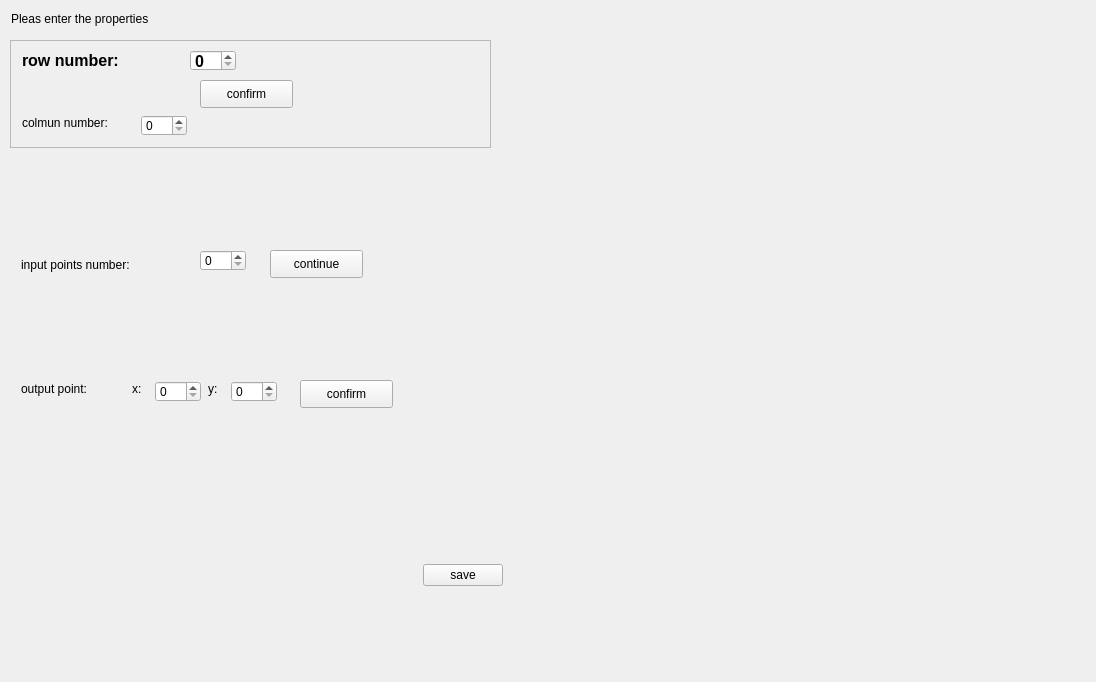
Old version of the form BigProject/settingwidget.ui in the repository HaoyunHong/Analog-interface-of-digital-microfluidic-biochip.
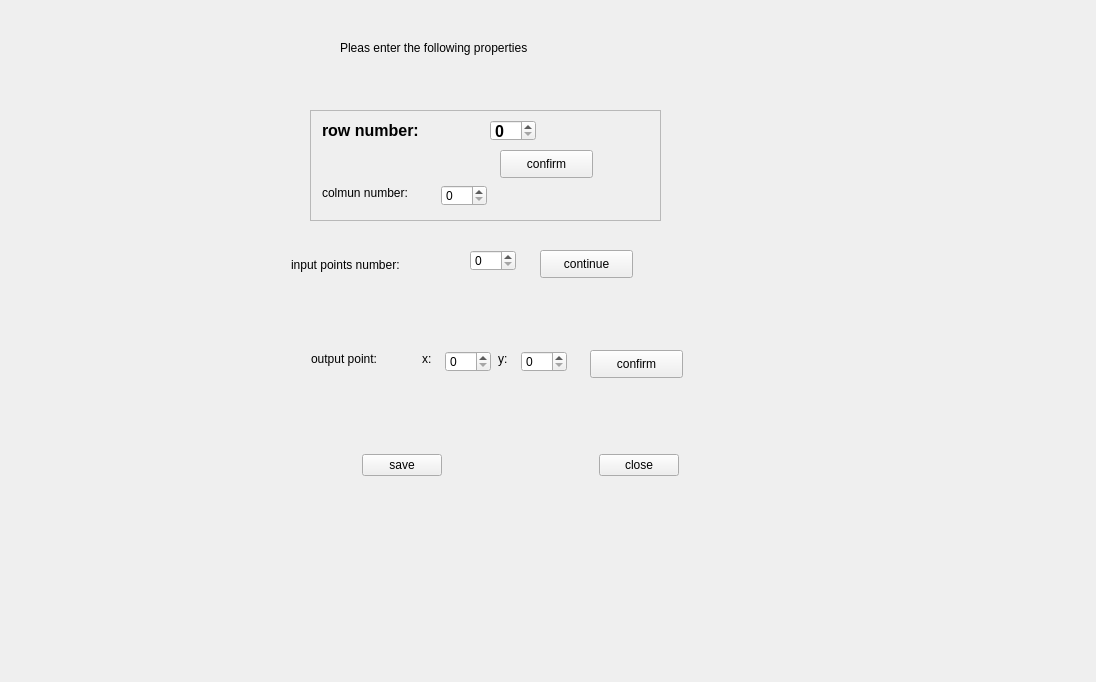
New version of the form. Icons and pictures are not drawn.

Commit message: 差close，界面美化之后说，先画出格子，读入文件，完成函数逻辑

```diff
--- a/BigProject/settingwidget.ui
+++ b/BigProject/settingwidget.ui
@@ -16,23 +16,23 @@
   <widget class="QLabel" name="label">
    <property name="geometry">
     <rect>
-     <x>11</x>
-     <y>11</y>
-     <width>208</width>
+     <x>340</x>
+     <y>40</y>
+     <width>288</width>
      <height>16</height>
     </rect>
    </property>
    <property name="text">
-    <string>Pleas enter the properties</string>
+    <string>Pleas enter the following properties</string>
    </property>
   </widget>
   <widget class="QFrame" name="frame">
    <property name="geometry">
     <rect>
-     <x>10</x>
-     <y>40</y>
-     <width>481</width>
-     <height>108</height>
+     <x>310</x>
+     <y>110</y>
+     <width>351</width>
+     <height>111</height>
     </rect>
    </property>
    <property name="layoutDirection">
@@ -140,10 +140,10 @@
   <widget class="QWidget" name="widget" native="true">
    <property name="geometry">
     <rect>
-     <x>655</x>
+     <x>1063</x>
      <y>456</y>
-     <width>421</width>
-     <height>50</height>
+     <width>22</width>
+     <height>22</height>
     </rect>
    </property>
    <layout class="QHBoxLayout" name="horizontalLayout"/>
@@ -151,10 +151,10 @@
   <widget class="QWidget" name="widget_2" native="true">
    <property name="geometry">
     <rect>
-     <x>10</x>
+     <x>280</x>
      <y>240</y>
-     <width>561</width>
-     <height>50</height>
+     <width>421</width>
+     <height>51</height>
     </rect>
    </property>
    <widget class="QLabel" name="label_2">
@@ -216,10 +216,10 @@
   <widget class="QWidget" name="widget_3" native="true">
    <property name="geometry">
     <rect>
-     <x>10</x>
-     <y>370</y>
-     <width>521</width>
-     <height>43</height>
+     <x>300</x>
+     <y>340</y>
+     <width>451</width>
+     <height>51</height>
     </rect>
    </property>
    <widget class="QLabel" name="label_3">
@@ -317,9 +317,9 @@
   <widget class="QWidget" name="widget_4" native="true">
    <property name="geometry">
     <rect>
-     <x>280</x>
-     <y>550</y>
-     <width>365</width>
+     <x>210</x>
+     <y>440</y>
+     <width>657</width>
      <height>50</height>
     </rect>
    </property>
@@ -357,6 +357,26 @@
       </property>
      </spacer>
     </item>
+    <item>
+     <widget class="QPushButton" name="closeButton">
+      <property name="text">
+       <string>close</string>
+      </property>
+     </widget>
+    </item>
+    <item>
+     <spacer name="horizontalSpacer_11">
+      <property name="orientation">
+       <enum>Qt::Horizontal</enum>
+      </property>
+      <property name="sizeHint" stdset="0">
+       <size>
+        <width>188</width>
+        <height>20</height>
+       </size>
+      </property>
+     </spacer>
+    </item>
    </layout>
   </widget>
  </widget>
```
Left out of the diff: 2 changed lines with no effect on the pictures. The commit also changes 21 other files.
